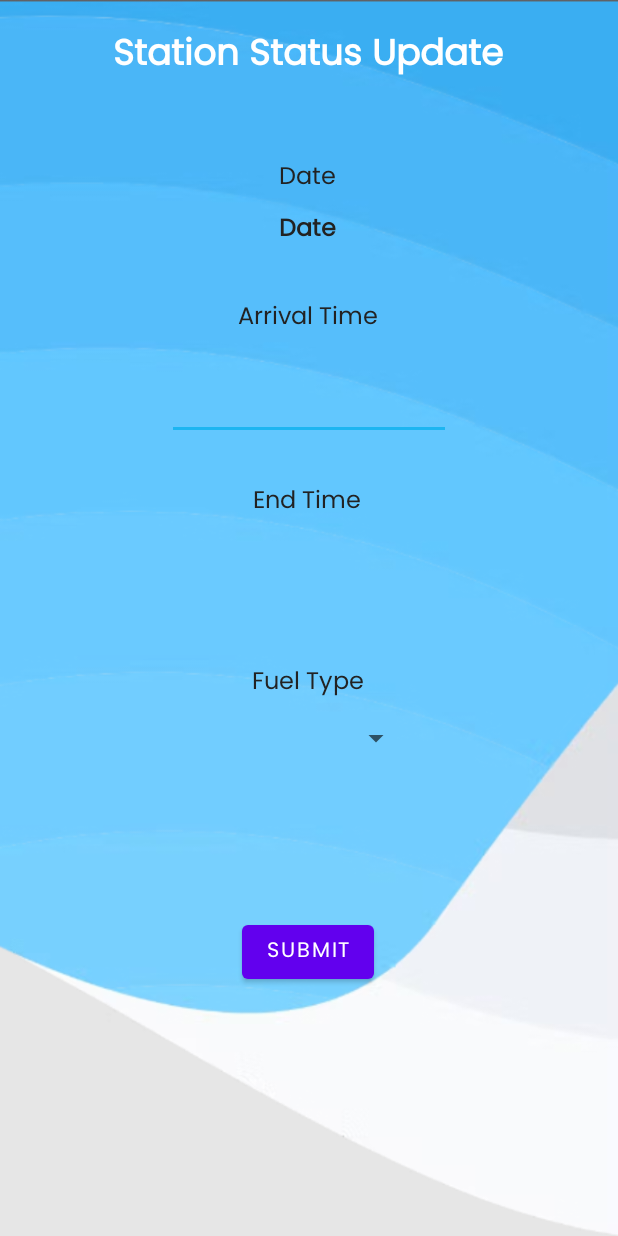
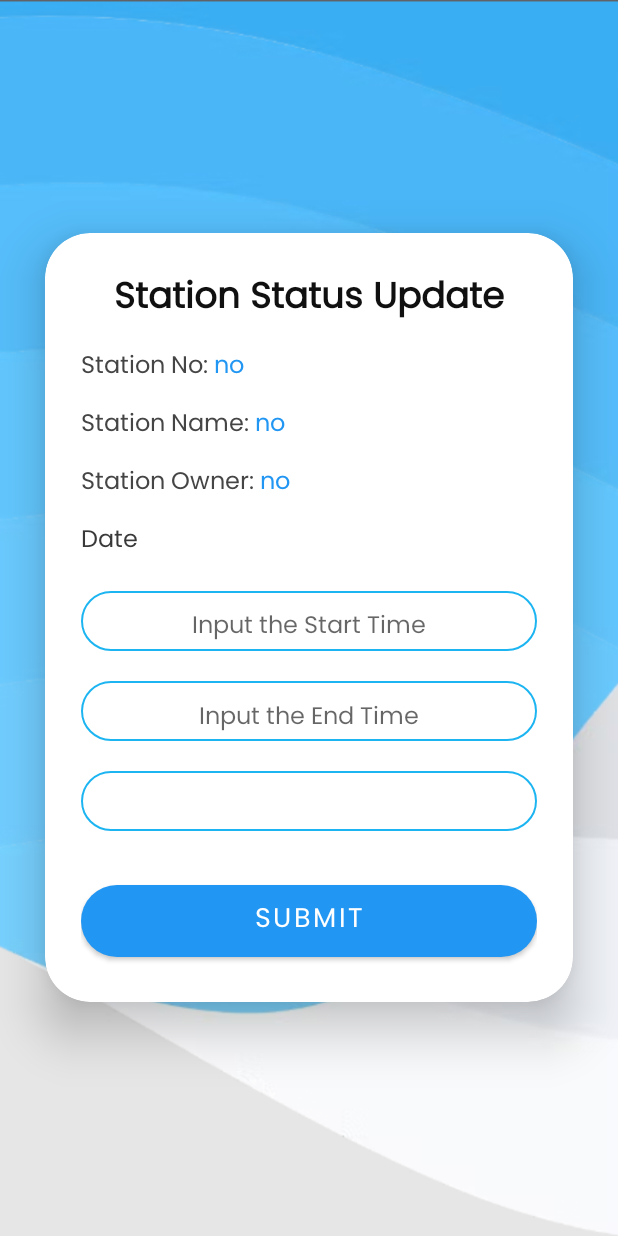
Before and after one commit to YasiruWickramasinghe/EAD_Fuel_App_Client, an Android app: the layout activity_status_update.xml on its own in the app's theme, with its tools: preview values and no code run, on a phone screen of 412 x 824 dp. Run offline under Robolectric (Android 15) with nearby library versions, the phone set to English and light mode, and no system bars; network calls fail.

Commit message:
UI update

```diff
--- a/FuelApp/app/src/main/java/com/example/fuelapp/stationManager/StatusUpdateActivity.java
+++ b/FuelApp/app/src/main/java/com/example/fuelapp/stationManager/StatusUpdateActivity.java
@@ -42,10 +42,23 @@ import java.util.Locale;
 public class StatusUpdateActivity extends AppCompatActivity {
     String s_time, e_time, t_date,f_type;
     String url = "http://10.0.2.2:5109/api/station-status";
+    String stationNo = "5";
+    String stationOwnerName = "Ammar Yusri";
+    String stationName = "Galle";
+
+    TextView  s_Owner, s_name, s_no;
     @Override
     protected void onCreate(Bundle savedInstanceState) {
         super.onCreate(savedInstanceState);
         setContentView(R.layout.activity_status_update);
+
+        s_Owner = findViewById(R.id.txtOwner);
+        s_name = findViewById(R.id.txtStationName);
+        s_no = findViewById(R.id.txtStationNo);
+
+        s_name.setText(stationName);
+        s_Owner.setText(stationOwnerName);
+        s_no.setText(stationNo);
 
         // Submit button
         Button submit = (Button) findViewById(R.id.btnSubmit);
@@ -65,7 +78,7 @@ public class StatusUpdateActivity extends AppCompatActivity {
         //set the Current date
         String date_n = new SimpleDateFormat("yyyy MMM dd ", Locale.getDefault()).format(new Date());
         TextView date  = (TextView) findViewById(R.id.txtDate);
-        date.setText(date_n);
+        date.setText("Date: "+date_n);
         t_date = date_n;
 
 
@@ -159,9 +172,9 @@ public class StatusUpdateActivity extends AppCompatActivity {
         try {
             RequestQueue requestQueue = Volley.newRequestQueue(this);
             JSONObject jsonBody = new JSONObject();
-            jsonBody.put("stationName", "Tangalla");
-            jsonBody.put("stationNo", "2");
-            jsonBody.put("stationOwnerName", "Yasiru");
+            jsonBody.put("stationName", stationName);
+            jsonBody.put("stationNo", stationNo);
+            jsonBody.put("stationOwnerName", stationOwnerName);
             jsonBody.put("startTime", s_time);
             jsonBody.put("endTime", e_time);
             jsonBody.put("date", t_date);
--- /dev/null
+++ b/FuelApp/app/src/main/res/drawable/custom_edit_text.xml
@@ -0,0 +1,11 @@
+<?xml version="1.0" encoding="utf-8"?>
+<shape xmlns:android="http://schemas.android.com/apk/res/android"
+    android:shape="rectangle"
+    >
+    <stroke
+        android:width="1.5dp"
+        android:color="@color/teal_200"/>
+    <corners
+        android:radius="30dp"/>
+
+</shape>
--- a/FuelApp/app/src/main/res/layout/activity_status_update.xml
+++ b/FuelApp/app/src/main/res/layout/activity_status_update.xml
@@ -1,153 +1,157 @@
 <?xml version="1.0" encoding="utf-8"?>
-<androidx.constraintlayout.widget.ConstraintLayout xmlns:android="http://schemas.android.com/apk/res/android"
+<LinearLayout xmlns:android="http://schemas.android.com/apk/res/android"
     xmlns:app="http://schemas.android.com/apk/res-auto"
     xmlns:tools="http://schemas.android.com/tools"
     android:layout_width="match_parent"
+    android:orientation="vertical"
+    android:gravity="center"
     android:layout_height="match_parent"
     android:background="@drawable/background"
     tools:context=".stationManager.StatusUpdateActivity">
 
+    <androidx.cardview.widget.CardView
+        android:layout_width="match_parent"
+        android:layout_height="wrap_content"
+        android:layout_margin="30dp"
+        app:cardElevation="20dp"
+        app:cardCornerRadius="30dp">
+
+        <LinearLayout
+            android:layout_width="match_parent"
+            android:layout_height="wrap_content"
+            android:orientation="vertical"
+            android:layout_gravity="center_horizontal"
+            android:padding="24dp">
+
             <TextView
-        android:id="@+id/textView"
+                android:id="@+id/txt"
                 android:layout_width="wrap_content"
                 android:layout_height="wrap_content"
                 android:text="Station Status Update"
                 android:textAlignment="center"
-        android:textColor="#FFFFFF"
+                android:textColor="#101010"
+                android:layout_gravity="center"
                 android:textSize="24sp"
-        android:textStyle="bold"
-        app:layout_constraintBottom_toBottomOf="parent"
-        app:layout_constraintEnd_toEndOf="parent"
-        app:layout_constraintHorizontal_bias="0.497"
-        app:layout_constraintStart_toStartOf="parent"
-        app:layout_constraintTop_toTopOf="parent"
-        app:layout_constraintVertical_bias="0.022" />
-
+                android:textStyle="bold" />
+            <LinearLayout
+                android:layout_width="match_parent"
+                android:layout_height="wrap_content"
+                android:orientation="horizontal">
                             <TextView
-        android:id="@+id/textView2"
+                                android:id="@+id/txt1"
                                 android:layout_width="wrap_content"
                                 android:layout_height="wrap_content"
-        android:layout_marginTop="48dp"
-        android:text="Date"
-        android:textColor="#222222"
-        android:textSize="16sp"
-        app:layout_constraintEnd_toEndOf="parent"
-        app:layout_constraintHorizontal_bias="0.498"
-        app:layout_constraintStart_toStartOf="parent"
-        app:layout_constraintTop_toBottomOf="@+id/textView" />
+                                android:layout_marginTop="12dp"
+                                android:text="Station No: "
+                                android:textColor="#454545"
+                                android:textSize="16sp"/>
+                            <TextView
+                                android:id="@+id/txtStationNo"
+                                android:layout_width="wrap_content"
+                                android:layout_height="wrap_content"
+                                android:layout_marginTop="12dp"
+                                android:text="no"
+                                android:textColor="#2196F3"
+                                android:textSize="16sp" />
+            </LinearLayout>
+            <LinearLayout
+                android:layout_width="match_parent"
+                android:layout_height="wrap_content"
+                android:orientation="horizontal">
+                <TextView
+                    android:id="@+id/txt2"
+                    android:layout_width="wrap_content"
+                    android:layout_height="wrap_content"
+                    android:layout_marginTop="12dp"
+                    android:text="Station Name: "
+                    android:textColor="#454545"
+                    android:textSize="16sp" />
+                <TextView
+                    android:id="@+id/txtStationName"
+                    android:layout_width="wrap_content"
+                    android:layout_height="wrap_content"
+                    android:layout_marginTop="12dp"
+                    android:text="no"
+                    android:textColor="#2196F3"
+                    android:textSize="16sp" />
+            </LinearLayout>
+            <LinearLayout
+                android:layout_width="match_parent"
+                android:layout_height="wrap_content"
+                android:orientation="horizontal">
+                <TextView
+                    android:id="@+id/txt3"
+                    android:layout_width="wrap_content"
+                    android:layout_height="wrap_content"
+                    android:layout_marginTop="12dp"
+                    android:text="Station Owner: "
+                    android:textColor="#454545"
+                    android:textSize="16sp" />
+                <TextView
+                    android:id="@+id/txtOwner"
+                    android:layout_width="wrap_content"
+                    android:layout_height="wrap_content"
+                    android:layout_marginTop="12dp"
+                    android:text="no"
+                    android:textColor="#2196F3"
+                    android:textSize="16sp" />
+            </LinearLayout>
 
                 <TextView
                     android:id="@+id/txtDate"
                     android:layout_width="wrap_content"
                     android:layout_height="wrap_content"
-        android:layout_marginTop="8dp"
+                    android:layout_marginTop="12dp"
                     android:text="Date"
-        android:textColor="#FF222222"
-        android:textSize="16sp"
-        android:textStyle="bold"
-        app:layout_constraintEnd_toEndOf="parent"
-        app:layout_constraintHorizontal_bias="0.498"
-        app:layout_constraintStart_toStartOf="parent"
-        app:layout_constraintTop_toBottomOf="@+id/textView2" />
+                    android:textColor="#393939"
+                    android:textSize="16sp" />
 
                 <EditText
                     android:id="@+id/editStartTime"
-        android:layout_width="189dp"
-        android:layout_height="60dp"
-        android:layout_marginTop="8dp"
-        android:ems="10"
+                    android:layout_width="match_parent"
+                    android:layout_height="40dp"
+                    android:background="@drawable/custom_edit_text"
                     android:inputType="none"
+                    android:hint="Input the Start Time"
+                    android:drawablePadding="8dp"
+                    android:paddingTop="8dp"
+                    android:textAlignment="center"
+                    android:layout_marginTop="20dp"
+                    android:textColor="#373737"
+                    android:textSize="16sp"
+                    />
+                <EditText
+                    android:id="@+id/editEndTime"
+                    android:layout_width="match_parent"
+                    android:layout_height="40dp"
+                    android:background="@drawable/custom_edit_text"
+                    android:inputType="none"
+                    android:hint="Input the End Time"
+                    android:drawablePadding="8dp"
                     android:paddingTop="10dp"
                     android:textAlignment="center"
-        android:textColor="#EAEAEA"
-        android:textColorHighlight="#FFFFFF"
-        android:textSize="16sp"
-        android:textStyle="bold"
-        app:layout_constraintEnd_toEndOf="parent"
-        app:layout_constraintStart_toStartOf="parent"
-        app:layout_constraintTop_toBottomOf="@+id/textView4" />
-
-    <TextView
-        android:id="@+id/textView4"
-        android:layout_width="wrap_content"
-        android:layout_height="wrap_content"
-        android:layout_marginTop="32dp"
-        android:text="Arrival Time"
-        android:textColor="#222222"
-        android:textSize="16sp"
-        app:layout_constraintEnd_toEndOf="parent"
-        app:layout_constraintHorizontal_bias="0.498"
-        app:layout_constraintStart_toStartOf="parent"
-        app:layout_constraintTop_toBottomOf="@+id/txtDate" />
-
-    <EditText
-        android:id="@+id/editEndTime"
-        android:layout_width="182dp"
-        android:layout_height="66dp"
-        android:layout_marginTop="8dp"
-        android:ems="10"
-        android:inputType="none"
-        android:paddingTop="10dp"
-        android:textAlignment="center"
-        android:textColor="#EAEAEA"
-        android:textColorHighlight="#FFFFFF"
-        android:background="@android:color/transparent"
-        android:textSize="16sp"
-        android:textStyle="bold"
-        app:layout_constraintEnd_toEndOf="parent"
-        app:layout_constraintHorizontal_bias="0.497"
-        app:layout_constraintStart_toStartOf="parent"
-        app:layout_constraintTop_toBottomOf="@+id/textView5" />
-
-    <TextView
-        android:id="@+id/textView5"
-        android:layout_width="wrap_content"
-        android:layout_height="wrap_content"
-        android:layout_marginTop="28dp"
-        android:text="End Time"
-        android:textColor="#222222"
-        android:textSize="16sp"
-        app:layout_constraintEnd_toEndOf="parent"
-        app:layout_constraintHorizontal_bias="0.496"
-        app:layout_constraintStart_toStartOf="parent"
-        app:layout_constraintTop_toBottomOf="@+id/editStartTime" />
-
-    <TextView
-        android:id="@+id/textView6"
-        android:layout_width="wrap_content"
-        android:layout_height="wrap_content"
                     android:layout_marginTop="20dp"
-        android:text="Fuel Type"
-        android:textColor="#222222"
-        android:textSize="16sp"
-        app:layout_constraintEnd_toEndOf="parent"
-        app:layout_constraintHorizontal_bias="0.498"
-        app:layout_constraintStart_toStartOf="parent"
-        app:layout_constraintTop_toBottomOf="@+id/editEndTime" />
+                    android:textColor="#373737"
+                    android:textSize="16sp" />
 
                 <Spinner
                     android:id="@+id/spinnerType"
-        android:layout_width="137dp"
-        android:layout_height="31dp"
-        android:layout_marginTop="8dp"
+                    android:layout_width="match_parent"
+                    android:layout_height="40dp"
+                    android:layout_marginTop="20dp"
                     android:textAlignment="center"
-        app:layout_constraintEnd_toEndOf="parent"
-        app:layout_constraintStart_toStartOf="parent"
-        app:layout_constraintTop_toBottomOf="@+id/textView6" />
+                    android:background="@drawable/custom_edit_text"/>
 
             <Button
                 android:id="@+id/btnSubmit"
-        android:onClick="addStatus"
-        android:layout_width="wrap_content"
-        android:layout_height="wrap_content"
-        android:layout_marginTop="96dp"
-        android:text="Submit"
-        app:layout_constraintBottom_toBottomOf="parent"
-        app:layout_constraintEnd_toEndOf="parent"
-        app:layout_constraintHorizontal_bias="0.498"
-        app:layout_constraintStart_toStartOf="parent"
-        app:layout_constraintTop_toBottomOf="@+id/spinnerType"
-        app:layout_constraintVertical_bias="0.037"
-        tools:ignore="OnClick" />
+                android:layout_width="match_parent"
+                android:layout_height="60dp"
+                android:textSize="18sp"
+                android:layout_marginTop="30dp"
+                app:cornerRadius="30dp"
+                android:text="Submit"/>
 
-</androidx.constraintlayout.widget.ConstraintLayout>
+        </LinearLayout>
+    </androidx.cardview.widget.CardView>
+
+</LinearLayout>
--- a/FuelApp/app/src/main/res/values/colors.xml
+++ b/FuelApp/app/src/main/res/values/colors.xml
@@ -1,10 +1,10 @@
 <?xml version="1.0" encoding="utf-8"?>
 <resources>
     <color name="purple_200">#FFBB86FC</color>
-    <color name="purple_500">#FF6200EE</color>
+    <color name="purple_500">#2196F3</color>
     <color name="purple_700">#FF3700B3</color>
     <color name="teal_200">#1DB5F1</color>
     <color name="teal_700">#007AB1</color>
-    <color name="black">#FF000000</color>
+    <color name="black">#333333</color>
     <color name="white">#FFFFFFFF</color>
 </resources>
--- a/FuelApp/app/src/main/res/values/themes.xml
+++ b/FuelApp/app/src/main/res/values/themes.xml
@@ -1,6 +1,6 @@
 <resources xmlns:tools="http://schemas.android.com/tools">
     <!-- Base application theme. -->
-    <style name="Theme.FuelApp" parent="Theme.MaterialComponents.DayNight.DarkActionBar">
+    <style name="Theme.FuelApp" parent="Theme.MaterialComponents.DayNight.NoActionBar">
         <!-- Primary brand color. -->
         <item name="colorPrimary">@color/purple_500</item>
         <item name="colorPrimaryVariant">@color/purple_700</item>
```
Also changed, not shown: FuelApp/app/src/main/AndroidManifest.xml (+4 -5 lines). Lines whose indentation alone changed are shown as unchanged.
